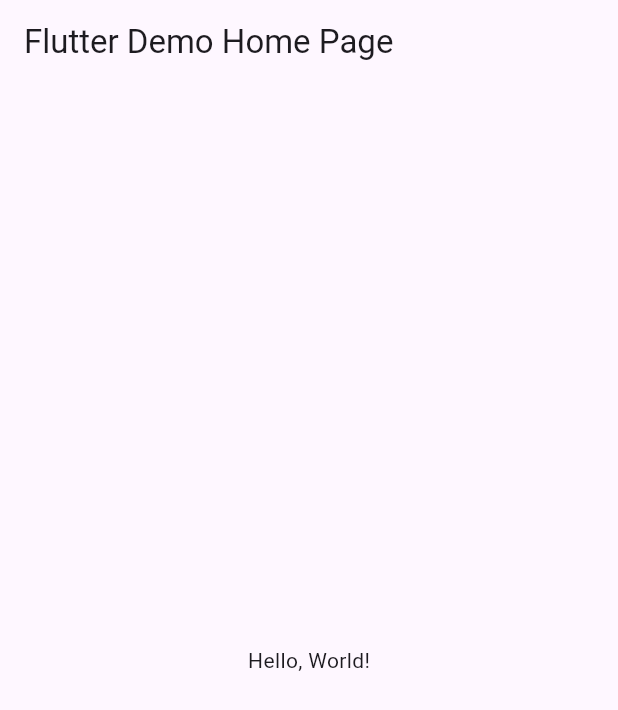
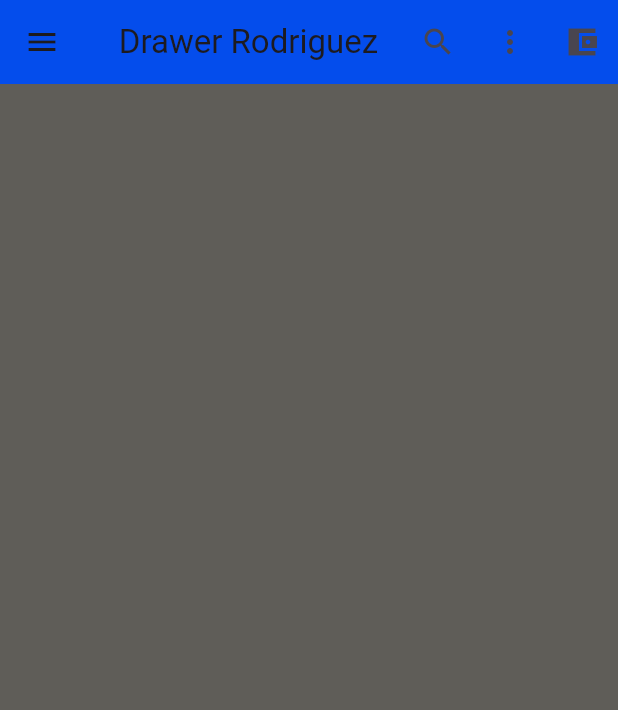
Before and after one commit to OneDavidrdz131/p-9Drawer1, a Flutter app: the screen it shows after launch, on a phone screen of 412 x 824 dp. Shown: the top 710 px of the screen. Run offline on Flutter 3.47's test engine with Material 3 defaults, Android fonts, the phone set to English and light mode, and no system bars.

Commit message:
version2

```diff
--- a/lib/main.dart
+++ b/lib/main.dart
@@ -1,41 +1,101 @@
 import 'package:flutter/material.dart';
 
-void main() => runApp(MyApp());
+void main() => runApp(const MiDrawerOrtega());
 
-class MyApp extends StatelessWidget {
-  const MyApp({super.key});
-  // This widget is the root of your application.
+class MiDrawerOrtega extends StatelessWidget {
+  const MiDrawerOrtega({Key? key}) : super(key: key);
+
+  get accountName => null;
+
   @override
   Widget build(BuildContext context) {
     return MaterialApp(
-      // Application name
-      title: 'Flutter Hello World',
-      // Application theme data, you can set the colors for the application as
-      // you want
-      theme: ThemeData(
-        // useMaterial3: true,
-        primarySwatch: Colors.blue,
-      ),
-      // A widget which will be started on application startup
-      home: MyHomePage(title: 'Flutter Demo Home Page'),
-    );
-  }
-}
-
-class MyHomePage extends StatelessWidget {
-  final String title;
-  const MyHomePage({super.key, required this.title});
-
-  @override
-  Widget build(BuildContext context) {
-    return Scaffold(
-      appBar: AppBar(
-        // The title text which will be shown on the action bar
-        title: Text(title),
-      ),
-      body: Center(
-        child: Text(
-          'Hello, World!',
+      debugShowCheckedModeBanner: false,
+      home: Scaffold(
+        appBar: AppBar(
+          title: const Text("Drawer Rodriguez"),
+          centerTitle: true,
+          backgroundColor: const Color(0xff044dec),
+          actions: [
+            IconButton(
+              icon: Icon(Icons.search),
+              onPressed: () {},
+            ),
+            IconButton(
+              icon: Icon(
+                Icons.more_vert,
+              ),
+              onPressed: () {},
+            ),
+            IconButton(
+              icon: Icon(
+                Icons.account_balance_wallet_sharp,
+              ),
+              onPressed: () {},
+            ),
+          ],
+        ),
+        backgroundColor: const Color(0xff5f5d58),
+        drawer: Drawer(
+          child: ListView(
+            padding: EdgeInsets.zero,
+            children: [
+              UserAccountsDrawerHeader(
+                accountName: Text("David Rodriguez jurado"),
+                accountEmail: Text("a.21308051280543@cbtis128.edu.mx"),
+                currentAccountPicture: CircleAvatar(
+                  backgroundImage: NetworkImage(
+                      "https://upload.wikimedia.org/wikipedia/commons/thumb/d/d8/Ford_logo.svg/300px-Ford_logo.svg.png"),
+                ),
+                decoration: BoxDecoration(
+                  image: DecorationImage(
+                    image: NetworkImage(
+                      "https://s3-us-west-2.amazonaws.com/my-car-mexico/modelos/8ccf76af/Ford-Mustang-Shelby-GT500-1.1.webp",
+                    ),
+                    fit: BoxFit.fill,
+                  ),
+                ),
+                otherAccountsPictures: [
+                  CircleAvatar(
+                    backgroundColor: Colors.white,
+                    backgroundImage: NetworkImage(
+                        "https://hips.hearstapps.com/hmg-prod/images/2024-ford-f-150-raptor-07-64ff719e60eb4.jpg?crop=1.00xw:0.878xh;0,0&resize=1200:*"),
+                  ),
+                  CircleAvatar(
+                    backgroundColor: Colors.white,
+                    backgroundImage: NetworkImage(
+                        "https://cdn.motor1.com/images/mgl/9myjK1/s2/cover-novita-2024-ford-oldtemplate.webp"),
+                  ),
+                ],
+              ),
+              const ListTile(
+                leading: Icon(Icons.phone, color: Color(0xff585a66)),
+                title: Text("Contacto",
+                    style: TextStyle(fontWeight: FontWeight.bold)),
+              ),
+              const ListTile(
+                leading: Icon(Icons.person, color: Color(0xff4d4e52)),
+                title: Text("Servicio",
+                    style: TextStyle(fontWeight: FontWeight.bold)),
+              ),
+              const ListTile(
+                leading:
+                    Icon(Icons.card_travel_sharp, color: Color(0xff4a4b52)),
+                title: Text("Citas",
+                    style: TextStyle(fontWeight: FontWeight.bold)),
+              ),
+              const ListTile(
+                leading: Icon(Icons.curtains_closed, color: Color(0xff4e4f52)),
+                title: Text("Catalogo",
+                    style: TextStyle(fontWeight: FontWeight.bold)),
+              ),
+              const ListTile(
+                leading: Icon(Icons.public, color: Color(0xff505157)),
+                title: Text("Sucursales",
+                    style: TextStyle(fontWeight: FontWeight.bold)),
+              ),
+            ],
+          ),
         ),
       ),
     );
```
Also changed, not shown: 1 other file.
